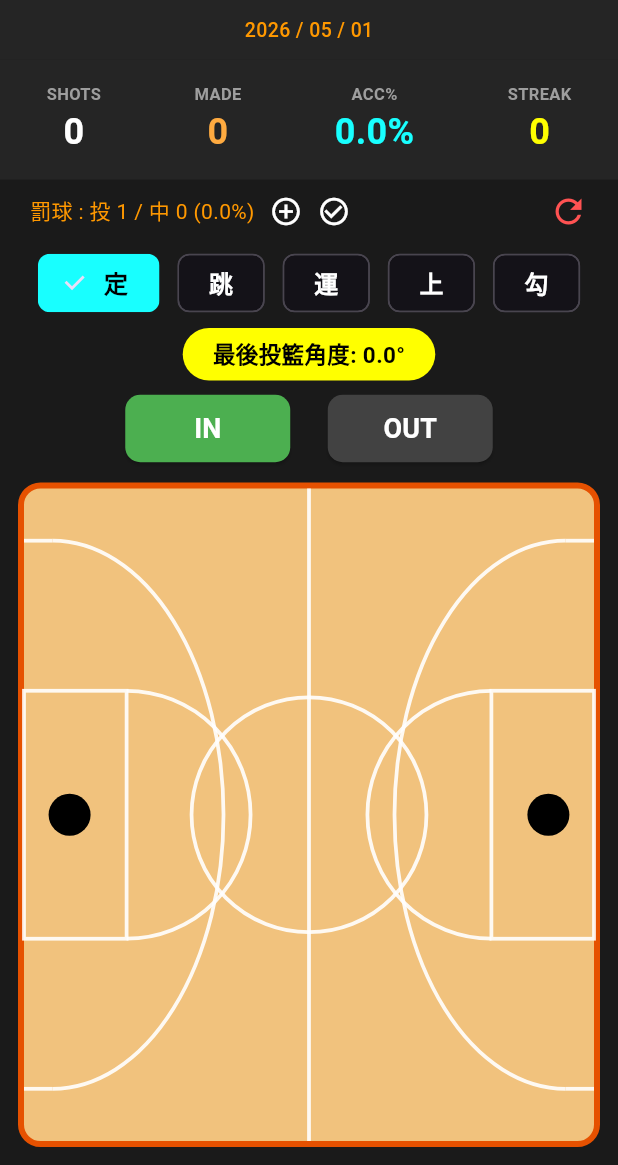
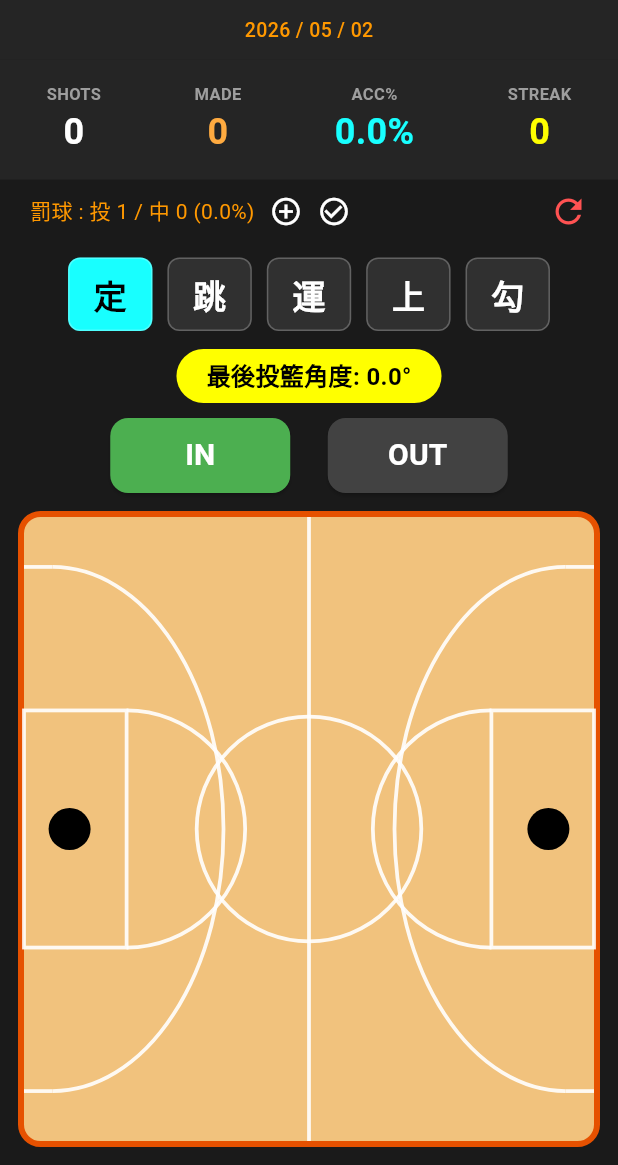
Before and after one commit to qp2ldilrul/basketball_trainer, a Flutter app: the screen it shows after launch, after a tap on the "add circle outline" icon, on a phone screen of 412 x 824 dp, the part 71-1236 px from its top. Run offline on Flutter 3.47's test engine with Material 3 defaults, Android fonts, the phone set to English and light mode, and no system bars.

Commit message:
force update basketball pro version

```diff
--- a/lib/main.dart
+++ b/lib/main.dart
@@ -81,19 +81,29 @@ class _ShotTrackerBodyState extends State<ShotTrackerBody> {
   };
 
   void _handleTap(Offset pos, Size size) {
-    // 根據點擊位置決定目標籃框（左或右）
-    double targetX = pos.dx > size.width / 2 ? size.width * 0.92 : size.width * 0.08;
+    // 判斷左半場或右半場
+    bool isLeftHalf = pos.dx < size.width / 2;
+    double targetX = isLeftHalf ? size.width * 0.08 : size.width * 0.92;
     double targetY = size.height / 2;
+
+    // 計算向量
     double dx = pos.dx - targetX;
     double dy = pos.dy - targetY;
-    double deg = (math.atan2(dy, dx) * 180 / math.pi).abs();
+
+    // 計算角度 (使用 atan2)
+    // 左半場基準向右，右半場基準向左，以達到對稱效果
+    double rad = isLeftHalf ? math.atan2(dy, -dx) : math.atan2(dy, dx);
+    double deg = rad * 180 / math.pi;
+
+    // 取得絕對值並確保底角為 180 (或接近 180)
+    double finalAngle = deg.abs();
 
     setState(() {
-      _lastAngle = deg;
+      _lastAngle = finalAngle;
       _records.add(ShotRecord(
         position: pos,
         isMade: _nextIsMade,
-        angle: deg,
+        angle: finalAngle,
         type: _currentType,
         color: _typeColors[_currentType]!,
       ));
@@ -125,11 +135,11 @@ class _ShotTrackerBodyState extends State<ShotTrackerBody> {
     int made = _records.where((r) => r.isMade).length;
     double acc = total == 0 ? 0 : (made / total) * 100;
     double ftAcc = _ftTotal == 0 ? 0 : (_ftMade / _ftTotal) * 100;
-    String today = "${DateTime.now().year} / ${DateTime.now().month.toString().padLeft(2, '0')} / ${DateTime.now().day.toString().padLeft(2, '0')}";
+    String today = "2026 / 05 / 02"; // 配合截圖日期格式
 
     return Column(
       children: [
-        // 頂部導覽
+        // 頂部導覽列
         Container(
           width: double.infinity,
           padding: const EdgeInsets.only(top: 10),
@@ -149,7 +159,7 @@ class _ShotTrackerBodyState extends State<ShotTrackerBody> {
             ],
           ),
         ),
-        // 統計數據
+        // 數據統計
         Container(
           padding: const EdgeInsets.symmetric(vertical: 15),
           color: const Color(0xFF252525),
@@ -181,33 +191,37 @@ class _ShotTrackerBodyState extends State<ShotTrackerBody> {
             ],
           ),
         ),
-        // 投籃類型選擇：修正擠在一起的問題
-        const SizedBox(height: 5),
-        SingleChildScrollView(
-          scrollDirection: Axis.horizontal,
-          child: Row(
+        // 投籃類型選擇：自定義大按鈕確保字體清晰
+        const SizedBox(height: 10),
+        Row(
           mainAxisAlignment: MainAxisAlignment.center,
-            children: _typeColors.keys.map((type) => Padding(
-              padding: const EdgeInsets.symmetric(horizontal: 6),
-              child: ChoiceChip(
-                visualDensity: const VisualDensity(horizontal: 2, vertical: -1), // 增加內部水平空間
-                padding: const EdgeInsets.symmetric(horizontal: 12, vertical: 8), // 增加外距
-                label: Text(type, style: const TextStyle(fontSize: 16)),
-                selected: _currentType == type,
-                selectedColor: _typeColors[type],
-                labelStyle: TextStyle(
-                  color: _currentType == type ? Colors.black : Colors.white,
+          children: _typeColors.keys.map((type) {
+            bool isSelected = _currentType == type;
+            return GestureDetector(
+              onTap: () => setState(() => _currentType = type),
+              child: Container(
+                margin: const EdgeInsets.symmetric(horizontal: 5),
+                padding: const EdgeInsets.symmetric(horizontal: 16, vertical: 8),
+                decoration: BoxDecoration(
+                  color: isSelected ? _typeColors[type] : Colors.grey[850],
+                  borderRadius: BorderRadius.circular(8),
+                  border: Border.all(color: Colors.white24),
+                ),
+                child: Text(
+                  type,
+                  style: TextStyle(
+                    color: isSelected ? Colors.black : Colors.white,
+                    fontSize: 22, // 增大字體
                     fontWeight: FontWeight.bold,
                   ),
-                onSelected: (val) => setState(() => _currentType = type),
-              ),
-            )).toList(),
                 ),
               ),
+            );
+          }).toList(),
+        ),
         // 最後角度黃色提示
-        Padding(
-          padding: const EdgeInsets.symmetric(vertical: 8),
-          child: Container(
+        const SizedBox(height: 12),
+        Container(
           padding: const EdgeInsets.symmetric(horizontal: 20, vertical: 6),
           decoration: BoxDecoration(
             color: Colors.yellowAccent,
@@ -215,10 +229,10 @@ class _ShotTrackerBodyState extends State<ShotTrackerBody> {
           ),
           child: Text(
             '最後投籃角度: ${_lastAngle.toStringAsFixed(1)}°',
-              style: const TextStyle(color: Colors.black, fontWeight: FontWeight.bold, fontSize: 15),
+            style: const TextStyle(color: Colors.black, fontWeight: FontWeight.bold, fontSize: 16),
           ),
         ),
-        ),
+        const SizedBox(height: 10),
         // IN / OUT 按鈕
         Row(
           mainAxisAlignment: MainAxisAlignment.center,
@@ -228,7 +242,7 @@ class _ShotTrackerBodyState extends State<ShotTrackerBody> {
             _goalBtn(false, 'OUT', Colors.grey.shade700),
           ],
         ),
-        // 球場繪圖：包含點點旁的角度
+        // 球場區域
         Expanded(
           child: Padding(
             padding: const EdgeInsets.all(12),
@@ -272,10 +286,10 @@ class _ShotTrackerBodyState extends State<ShotTrackerBody> {
       onPressed: () => setState(() => _nextIsMade = goal),
       style: ElevatedButton.styleFrom(
         backgroundColor: active ? (goal ? Colors.green : Colors.red) : Colors.grey[800],
-        minimumSize: const Size(110, 45),
-        shape: RoundedRectangleBorder(borderRadius: BorderRadius.circular(10)),
+        minimumSize: const Size(120, 50),
+        shape: RoundedRectangleBorder(borderRadius: BorderRadius.circular(12)),
       ),
-      child: Text(txt, style: const TextStyle(color: Colors.white, fontWeight: FontWeight.bold, fontSize: 18)),
+      child: Text(txt, style: const TextStyle(color: Colors.white, fontWeight: FontWeight.bold, fontSize: 20)),
     );
   }
 }
@@ -298,7 +312,7 @@ class FullCourtPainter extends CustomPainter {
     double midX = w / 2;
     double midY = h / 2;
 
-    // 球場線條
+    // 球場背景標線
     canvas.drawLine(Offset(midX, 0), Offset(midX, h), linePaint);
     canvas.drawCircle(Offset(midX, midY), h * 0.18, linePaint);
 
@@ -316,14 +330,14 @@ class FullCourtPainter extends CustomPainter {
       canvas.drawArc(Rect.fromCenter(center: Offset(startX + (sideMul * straightW), midY), width: (w * 0.3) * 2, height: threeR * 2), isLeft ? -math.pi / 2 : math.pi / 2, math.pi, false, linePaint);
     }
 
+    // 籃框圓點
     canvas.drawCircle(Offset(w * 0.08, midY), 14, dotPaint);
     canvas.drawCircle(Offset(w * 0.92, midY), 14, dotPaint);
 
-    // 繪製每個點位與對應的角度文字
+    // 繪製投籃點與角度標籤
     for (var r in records) {
       final pPaint = Paint()..color = r.color..strokeCap = StrokeCap.round;
 
-      // 1. 畫投籃點
       if (r.isMade) {
         canvas.drawCircle(r.position, 9, pPaint);
       } else {
@@ -332,22 +346,21 @@ class FullCourtPainter extends CustomPainter {
         canvas.drawLine(Offset(r.position.dx+6, r.position.dy-6), Offset(r.position.dx-6, r.position.dy+6), pPaint);
       }
 
-      // 2. 畫角度文字標籤 (確保在點的旁邊)
+      // 角度文字
       final textPainter = TextPainter(
         text: TextSpan(
           text: '${r.angle.toStringAsFixed(1)}°',
-          style: TextStyle(
+          style: const TextStyle(
             color: Colors.black,
-            fontSize: 11,
+            fontSize: 12,
             fontWeight: FontWeight.bold,
-            backgroundColor: Colors.white.withOpacity(0.8),
+            backgroundColor: Colors.white70,
           ),
         ),
         textDirection: TextDirection.ltr,
       );
       textPainter.layout();
-      // 將文字偏移，避免蓋住點點
-      textPainter.paint(canvas, Offset(r.position.dx - (textPainter.width / 2), r.position.dy - 22));
+      textPainter.paint(canvas, Offset(r.position.dx - (textPainter.width / 2), r.position.dy - 24));
     }
   }
 
```
Lines whose indentation alone changed are shown as unchanged.
